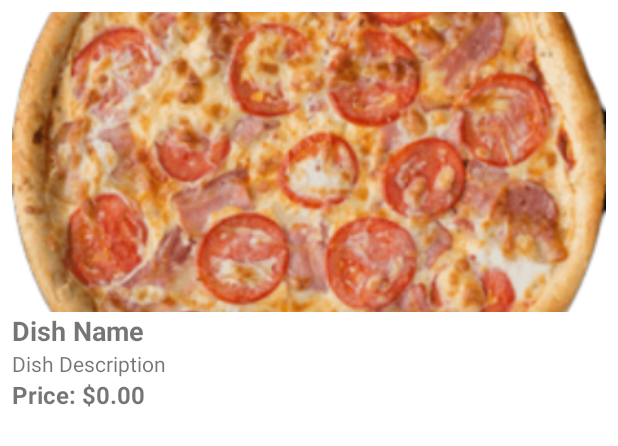
After one commit to Valerii09/dodoTestTask, an Android app: the layout item_dish.xml on its own in the app's theme, with its tools: preview values and no code run, on a phone screen of 412 x 824 dp. The commit adds this screen. Shown: the top 446 px of the screen. Run offline under Robolectric (Android 15) with nearby library versions, the phone set to English and light mode, and no system bars; network calls fail.

Commit message:
добавлнены плюда

```diff
--- /dev/null
+++ b/app/src/main/res/layout/item_dish.xml
@@ -0,0 +1,44 @@
+<?xml version="1.0" encoding="utf-8"?>
+<LinearLayout
+    xmlns:android="http://schemas.android.com/apk/res/android"
+    android:layout_width="match_parent"
+    android:layout_height="wrap_content"
+    android:orientation="vertical"
+    android:padding="8dp">
+
+
+    <ImageView
+        android:id="@+id/dishImageView"
+        android:layout_width="match_parent"
+        android:layout_height="200dp"
+        android:scaleType="centerCrop"
+        android:src="@drawable/pizza_image" />
+
+
+    <!-- TextView для отображения имени блюда -->
+    <TextView
+        android:id="@+id/nameTextView"
+        android:layout_width="match_parent"
+        android:layout_height="wrap_content"
+        android:textSize="18sp"
+        android:textStyle="bold"
+        android:text="Dish Name" />
+
+    <!-- TextView для отображения описания блюда -->
+    <TextView
+        android:id="@+id/descriptionTextView"
+        android:layout_width="match_parent"
+        android:layout_height="wrap_content"
+        android:textSize="14sp"
+        android:text="Dish Description" />
+
+    <!-- TextView для отображения цены блюда -->
+    <TextView
+        android:id="@+id/priceTextView"
+        android:layout_width="match_parent"
+        android:layout_height="wrap_content"
+        android:textSize="16sp"
+        android:textStyle="bold"
+        android:text="Price: $0.00" />
+
+</LinearLayout>
```
Also changed, not shown: app/src/main/java/com/example/dodotesttask/model/Dish.kt (added, +8 -0 lines), app/src/main/java/com/example/dodotesttask/ui/home/HomeFragment.kt (+24 -11 lines), app/src/main/java/com/example/dodotesttask/viewModel/DishAdapter.kt (added, +48 -0 lines), app/src/main/java/com/example/dodotesttask/viewModel/DishRepository.kt (added, +23 -0 lines), app/src/main/java/com/example/dodotesttask/viewModel/DishViewModel.kt (added, +11 -0 lines), app/src/main/java/com/example/dodotesttask/viewModel/DishViewModelFactory.kt (added, +14 -0 lines), app/src/main/res/layout/activity_main.xml (+3 -10 lines), app/src/main/res/layout/fragment_home.xml (+22 -13 lines), app/src/main/res/drawable/pizza_image.png (added).
